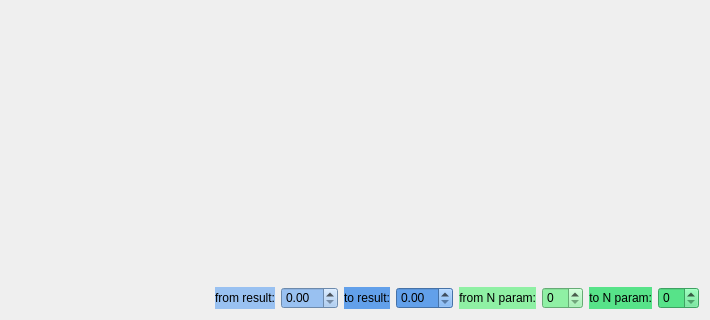
Above: qt/rnd_param_view.ui from idergunoff/random_param_view before the change; both pictures show x 247 to 957 and y 304 to 624 of the 957 by 624 pixel window. Below: the same form after it.
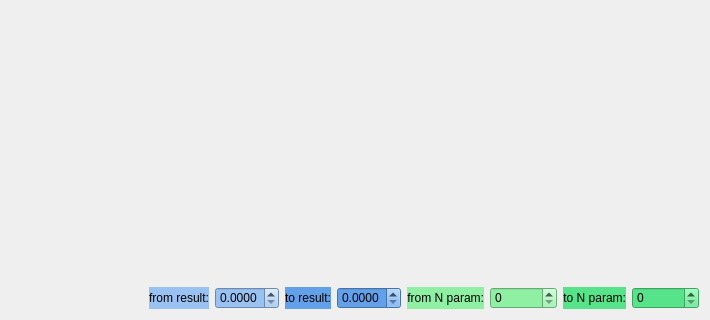
That is the form after the change.

```diff
--- a/qt/rnd_param_view.ui
+++ b/qt/rnd_param_view.ui
@@ -64,6 +64,12 @@
          <property name="styleSheet">
           <string notr="true">background-color: rgb(143, 240, 164);</string>
          </property>
+         <property name="maximum">
+          <number>100000</number>
+         </property>
+         <property name="singleStep">
+          <number>10</number>
+         </property>
         </widget>
        </item>
        <item row="0" column="4">
@@ -74,6 +80,15 @@
          <property name="styleSheet">
           <string notr="true">background-color: rgb(153, 193, 241);</string>
          </property>
+         <property name="decimals">
+          <number>4</number>
+         </property>
+         <property name="maximum">
+          <double>1.000000000000000</double>
+         </property>
+         <property name="singleStep">
+          <double>0.001000000000000</double>
+         </property>
         </widget>
        </item>
        <item row="0" column="3">
@@ -133,6 +148,12 @@
          <property name="styleSheet">
           <string notr="true">background-color: rgb(87, 227, 137);</string>
          </property>
+         <property name="maximum">
+          <number>100000</number>
+         </property>
+         <property name="singleStep">
+          <number>10</number>
+         </property>
         </widget>
        </item>
        <item row="0" column="6">
@@ -140,6 +161,15 @@
          <property name="styleSheet">
           <string notr="true">background-color: rgb(98, 160, 234);</string>
          </property>
+         <property name="decimals">
+          <number>4</number>
+         </property>
+         <property name="maximum">
+          <double>1.000000000000000</double>
+         </property>
+         <property name="singleStep">
+          <double>0.001000000000000</double>
+         </property>
         </widget>
        </item>
        <item row="0" column="5">
```
